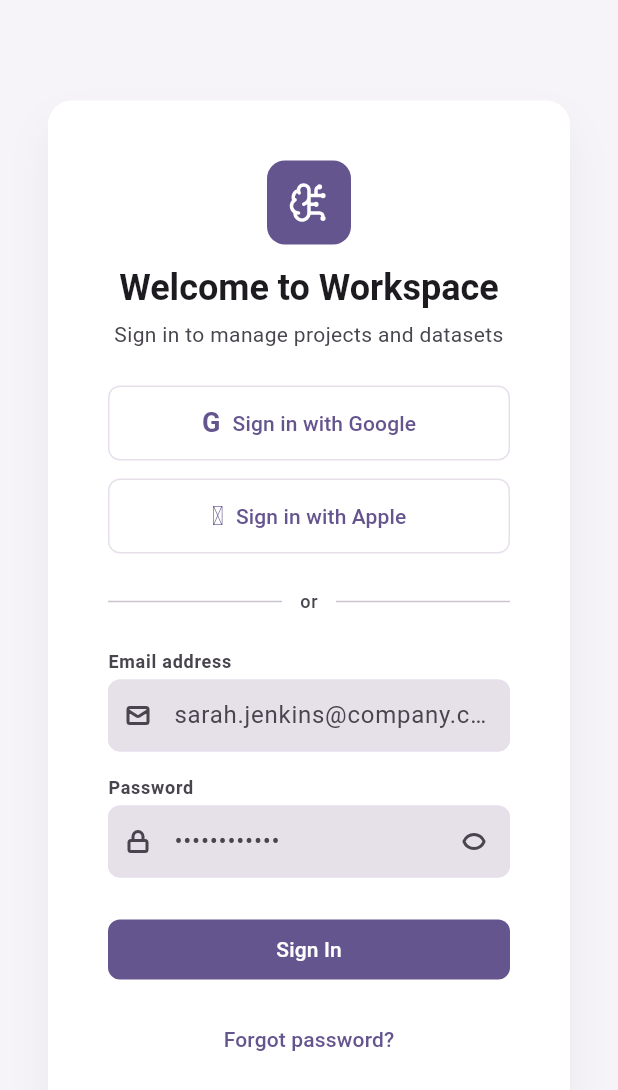
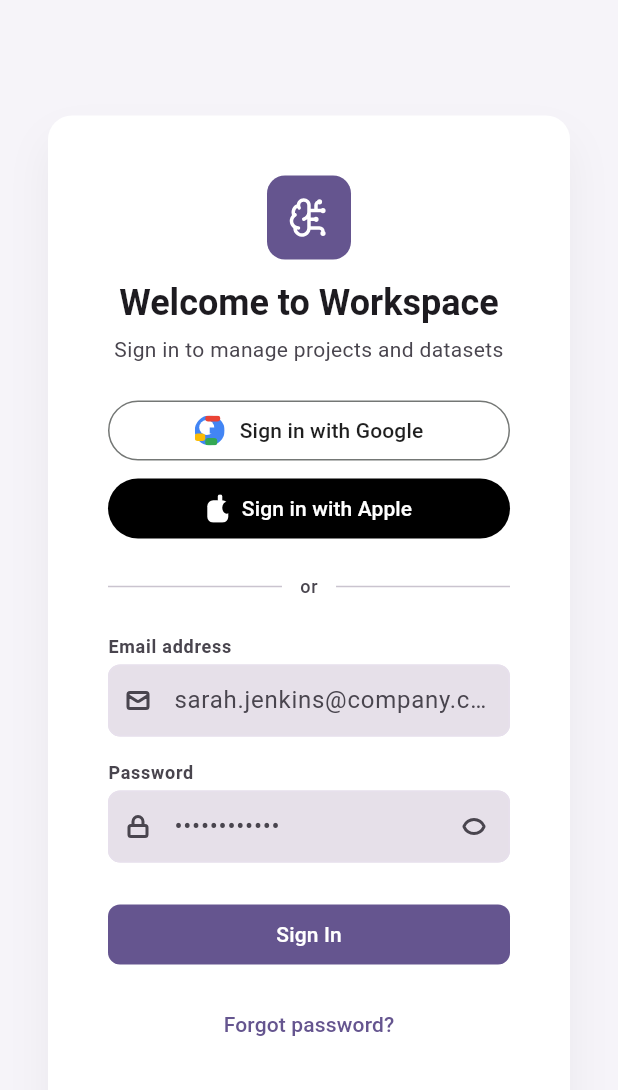
Before and after one commit to vvchens/AI-Knowledge-Workspace, a Flutter app: the screen it shows after launch, on a phone screen of 412 x 824 dp. Shown: the top 1090 px of the screen. Run offline on Flutter 3.47's test engine with Material 3 defaults, Android fonts, the phone set to English and light mode, and no system bars; our stand-ins replace firebase_auth, firebase_core, flutter_riverpod, flutter_svg, go_router; accounts and stored records are empty.

Commit message:
google & apple login

```diff
--- a/frontend/lib/screens/login_screen.dart
+++ b/frontend/lib/screens/login_screen.dart
@@ -182,82 +182,74 @@ class _LoginScreenState extends State<LoginScreen> {
                           ),
                         ),
                         const SizedBox(height: AppSpacing.xl),
-                        Row(
-                          children: [
-                            Expanded(
+                        SizedBox(
+                          height: 40,
+                          width: double.infinity,
                           child: OutlinedButton(
                             style: OutlinedButton.styleFrom(
-                                  padding: const EdgeInsets.symmetric(
-                                    vertical: AppSpacing.md,
-                                  ),
-                                  shape: RoundedRectangleBorder(
-                                    borderRadius: BorderRadius.circular(
-                                      AppRadius.md,
-                                    ),
-                                  ),
-                                  side: const BorderSide(
-                                    color: AppColors.inputOutline,
-                                  ),
+                              backgroundColor: Colors.white,
+                              padding: const EdgeInsets.symmetric(horizontal: 12),
+                              shape: const StadiumBorder(),
+                              side: const BorderSide(color: Color(0xFF747775)),
                             ),
                             onPressed: () => _showMessage(
                               'Google sign-in is not connected yet.',
                             ),
                             child: Row(
-                                  mainAxisAlignment: MainAxisAlignment.center,
-                                  children: const [
-                                    Text(
-                                      'G',
+                              mainAxisSize: MainAxisSize.min,
+                              children: [
+                                SvgPicture.asset(
+                                  'assets/icons/google.svg',
+                                  width: 20,
+                                  height: 20,
+                                ),
+                                const SizedBox(width: 10),
+                                const Text(
+                                  'Sign in with Google',
                                   style: TextStyle(
-                                        fontWeight: FontWeight.bold,
-                                        fontSize: 18,
+                                    color: Color(0xFF1F1F1F),
+                                    fontSize: 14,
+                                    fontWeight: FontWeight.w500,
                                   ),
                                 ),
-                                    SizedBox(width: AppSpacing.sm),
-                                    Text('Sign in with Google'),
                               ],
                             ),
                           ),
                         ),
-                          ],
-                        ),
                         const SizedBox(height: AppSpacing.md),
-                        Row(
-                          children: [
-                            Expanded(
-                              child: OutlinedButton(
-                                style: OutlinedButton.styleFrom(
-                                  padding: const EdgeInsets.symmetric(
-                                    vertical: AppSpacing.md,
-                                  ),
-                                  shape: RoundedRectangleBorder(
-                                    borderRadius: BorderRadius.circular(
-                                      AppRadius.md,
-                                    ),
-                                  ),
-                                  side: const BorderSide(
-                                    color: AppColors.inputOutline,
-                                  ),
+                        SizedBox(
+                          height: 40,
+                          width: double.infinity,
+                          child: FilledButton(
+                            style: FilledButton.styleFrom(
+                              backgroundColor: Colors.black,
+                              foregroundColor: Colors.white,
+                              padding: const EdgeInsets.symmetric(horizontal: 12),
+                              shape: const StadiumBorder(),
                             ),
                             onPressed: () => _showMessage(
                               'Apple sign-in is not connected yet.',
                             ),
                             child: Row(
-                                  mainAxisAlignment: MainAxisAlignment.center,
-                                  children: const [
-                                    Text(
-                                      '',
+                              mainAxisSize: MainAxisSize.min,
+                              children: [
+                                SvgPicture.asset(
+                                  'assets/icons/apple.svg',
+                                  width: 16,
+                                  height: 19,
+                                ),
+                                const SizedBox(width: 8),
+                                const Text(
+                                  'Sign in with Apple',
                                   style: TextStyle(
-                                        fontWeight: FontWeight.bold,
-                                        fontSize: 18,
+                                    color: Colors.white,
+                                    fontSize: 14,
+                                    fontWeight: FontWeight.w500,
                                   ),
                                 ),
-                                    SizedBox(width: AppSpacing.sm),
-                                    Text('Sign in with Apple'),
                               ],
                             ),
                           ),
-                            ),
-                          ],
                         ),
                         const SizedBox(height: AppSpacing.xl),
                         Row(
```
Also changed, not shown: frontend/assets/icons/apple.svg (added), frontend/assets/icons/google.svg (added). Lines whose indentation alone changed are shown as unchanged.
